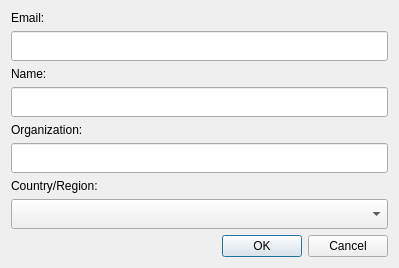
First picture: the form in LDMP/gui/DlgSettingsRegister.ui, repository ConservationInternational/trends.earth, before the edit.
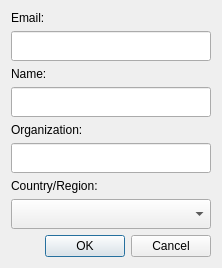
Second picture: the form after the edit.

Patch:
```diff
--- a/LDMP/gui/DlgSettingsRegister.ui
+++ b/LDMP/gui/DlgSettingsRegister.ui
@@ -6,12 +6,12 @@
    <rect>
     <x>0</x>
     <y>0</y>
-    <width>399</width>
-    <height>261</height>
+    <width>218</width>
+    <height>265</height>
    </rect>
   </property>
   <property name="sizePolicy">
-   <sizepolicy hsizetype="Fixed" vsizetype="Minimum">
+   <sizepolicy hsizetype="Fixed" vsizetype="Fixed">
     <horstretch>0</horstretch>
     <verstretch>0</verstretch>
    </sizepolicy>
@@ -50,7 +50,7 @@
      </property>
      <property name="minimumSize">
       <size>
-       <width>0</width>
+       <width>200</width>
        <height>30</height>
       </size>
      </property>
@@ -82,7 +82,7 @@
      </property>
      <property name="minimumSize">
       <size>
-       <width>0</width>
+       <width>200</width>
        <height>30</height>
       </size>
      </property>
@@ -101,7 +101,7 @@
      </property>
      <property name="minimumSize">
       <size>
-       <width>0</width>
+       <width>200</width>
        <height>30</height>
       </size>
      </property>
@@ -117,7 +117,7 @@
      </property>
      <property name="minimumSize">
       <size>
-       <width>0</width>
+       <width>200</width>
        <height>30</height>
       </size>
      </property>
```
